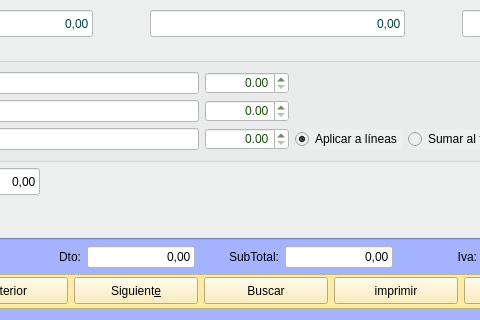
arcnexus/RedFoX, file Zona_Ventas/frmalbaran.ui: the form before one commit; both pictures show x 207 to 687 and y 278 to 598 of the 1206 by 598 pixel window.
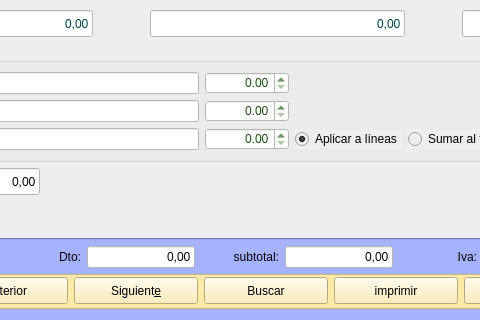
The form after the commit. The open tabs and pages were chosen to show the change. Icons and pictures are not drawn.

Diff of the .ui file:
```diff
--- a/Zona_Ventas/frmalbaran.ui
+++ b/Zona_Ventas/frmalbaran.ui
@@ -535,7 +535,7 @@
         </sizepolicy>
        </property>
        <property name="text">
-        <string>SubTotal:</string>
+        <string>subtotal:</string>
        </property>
        <property name="alignment">
         <set>Qt::AlignRight|Qt::AlignTrailing|Qt::AlignVCenter</set>
```
Left out of the diff: 118 changed lines with no effect on the pictures.
